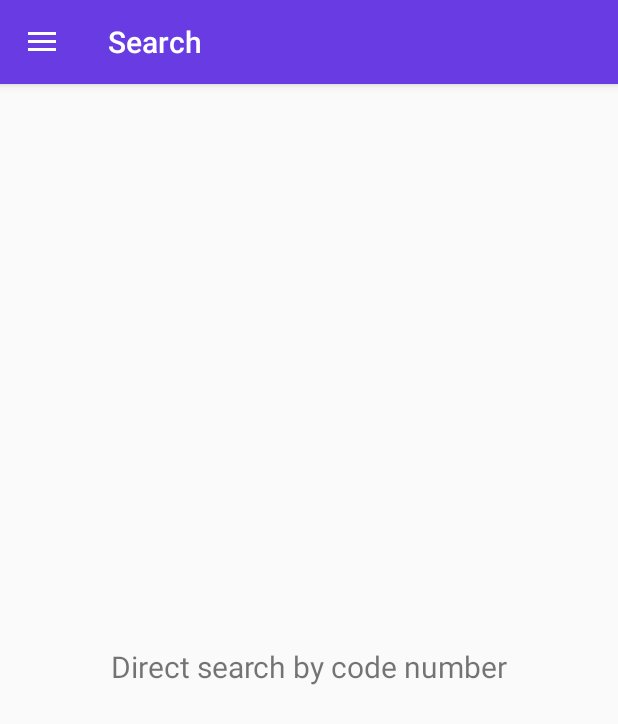
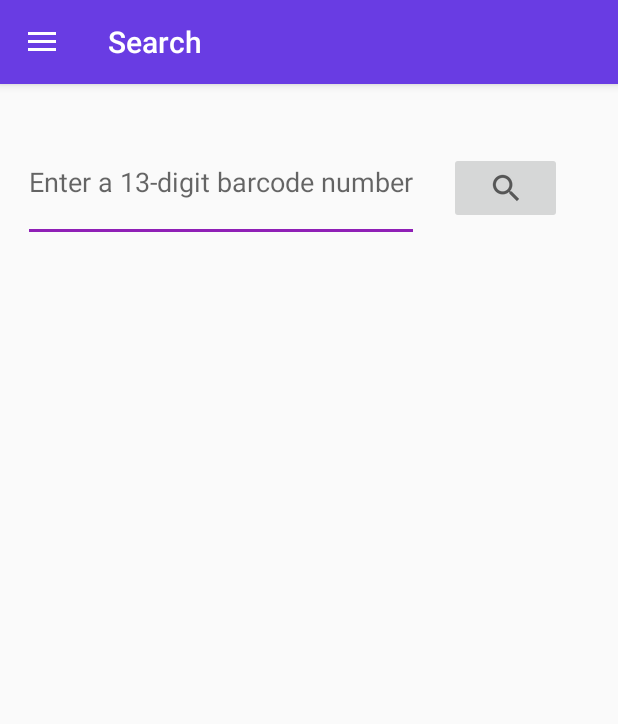
Before and after one commit to Haejoon0313/2020_Fall_Barcode_Reader, an Android app: the screen it shows after launch (MainActivity), in the side drawer, after a tap on "Direct search", on a phone screen of 412 x 824 dp. Shown: the top 724 px of the screen. Run offline under Robolectric (Android 15) with nearby library versions, the light colour scheme and no system bars; our stand-ins replace navigation-ui; libraries missing offline, so code that uses them is left out: com.google.zxing.integration; 1 statement that could not run was skipped.

Commit message:
Added: Move to Github, Direct Search by number

```diff
--- a/app/src/main/AndroidManifest.xml
+++ b/app/src/main/AndroidManifest.xml
@@ -12,14 +12,14 @@
         android:allowBackup="true"
         android:hardwareAccelerated="true"
         android:icon="@mipmap/ic_launcher"
-        android:label="barcodeReader"
+        android:label="BarcodeReader"
         android:roundIcon="@mipmap/ic_launcher_round"
         android:supportsRtl="true"
         android:theme="@style/AppTheme"
         android:usesCleartextTraffic="true">
         <activity
             android:name=".MainActivity"
-            android:label="MainActivity"
+            android:label="BarcodeReader"
             android:theme="@style/AppTheme.NoActionBar">
             <intent-filter>
                 <action android:name="android.intent.action.MAIN" />
--- a/app/src/main/java/com/example/barcodereader/ui/github/GithubFragment.java
+++ b/app/src/main/java/com/example/barcodereader/ui/github/GithubFragment.java
@@ -1,5 +1,7 @@
 package com.example.barcodereader.ui.github;
 
+import android.content.Intent;
+import android.net.Uri;
 import android.os.Bundle;
 import android.view.LayoutInflater;
 import android.view.View;
@@ -18,6 +20,14 @@ public class GithubFragment extends Fragment {
 
     private GithubViewModel githubViewModel;
 
+    @Override
+    public void onCreate(@Nullable Bundle savedInstanceState) {
+        super.onCreate(savedInstanceState);
+        String address = "https://github.com/Haejoon0313/2020_Fall_Barcode_Reader";
+        Intent OpenGitPage = new Intent(Intent.ACTION_VIEW, Uri.parse(address));
+        startActivity(OpenGitPage);
+    }
+
     public View onCreateView(@NonNull LayoutInflater inflater,
                              ViewGroup container, Bundle savedInstanceState) {
         githubViewModel =
--- a/app/src/main/java/com/example/barcodereader/ui/home/HomeFragment.java
+++ b/app/src/main/java/com/example/barcodereader/ui/home/HomeFragment.java
@@ -21,12 +21,9 @@ import com.google.zxing.integration.android.IntentResult;
 
 public class HomeFragment extends Fragment {
 
-    private HomeViewModel homeViewModel;
-
     public View onCreateView(@NonNull LayoutInflater inflater,
                              ViewGroup container, Bundle savedInstanceState) {
-        homeViewModel =
-                ViewModelProviders.of(this).get(HomeViewModel.class);
+
         View root = inflater.inflate(R.layout.fragment_home, container, false);
         Button scan = root.findViewById(R.id.scan_button);
         scan.setOnClickListener(v -> BarcodeScan());
--- a/app/src/main/java/com/example/barcodereader/ui/home/HomeViewModel.java
+++ /dev/null
@@ -1,19 +0,0 @@
-package com.example.barcodereader.ui.home;
-
-import androidx.lifecycle.LiveData;
-import androidx.lifecycle.MutableLiveData;
-import androidx.lifecycle.ViewModel;
-
-public class HomeViewModel extends ViewModel {
-
-    private MutableLiveData<String> mText;
-
-    public HomeViewModel() {
-        mText = new MutableLiveData<>();
-        mText.setValue("This is scanner fragment");
-    }
-
-    public LiveData<String> getText() {
-        return mText;
-    }
-}
--- a/app/src/main/java/com/example/barcodereader/ui/search/SearchFragment.java
+++ b/app/src/main/java/com/example/barcodereader/ui/search/SearchFragment.java
@@ -1,10 +1,16 @@
 package com.example.barcodereader.ui.search;
 
+import android.content.DialogInterface;
+import android.media.Image;
 import android.os.Bundle;
 import android.view.LayoutInflater;
 import android.view.View;
 import android.view.ViewGroup;
+import android.widget.Button;
+import android.widget.EditText;
+import android.widget.ImageButton;
 import android.widget.TextView;
+import android.widget.Toast;
 
 import androidx.annotation.NonNull;
 import androidx.annotation.Nullable;
@@ -16,20 +22,23 @@ import com.example.barcodereader.R;
 
 public class SearchFragment extends Fragment {
 
-    private SearchViewModel searchViewModel;
-
     public View onCreateView(@NonNull LayoutInflater inflater,
                              ViewGroup container, Bundle savedInstanceState) {
-        searchViewModel =
-                ViewModelProviders.of(this).get(SearchViewModel.class);
         View root = inflater.inflate(R.layout.fragment_search, container, false);
-        final TextView textView = root.findViewById(R.id.text_search);
-        searchViewModel.getText().observe(getViewLifecycleOwner(), new Observer<String>() {
-            @Override
-            public void onChanged(@Nullable String s) {
-                textView.setText(s);
+
+        final EditText editText = root.findViewById(R.id.edit_text);
+        final ImageButton searchButton = root.findViewById(R.id.image_button);
+
+        searchButton.setOnClickListener(v -> {
+            String number = editText.getText().toString();
+            if (number.length() != 13) {
+                Toast.makeText(getActivity(), "Input should be a 13-digit number", Toast.LENGTH_SHORT).show();
+            } else {
+                Toast.makeText(getActivity(), "바코드 정보:" + number, Toast.LENGTH_SHORT).show();
             }
         });
+
         return root;
     }
+
 }
--- a/app/src/main/java/com/example/barcodereader/ui/search/SearchViewModel.java
+++ /dev/null
@@ -1,19 +0,0 @@
-package com.example.barcodereader.ui.search;
-
-import androidx.lifecycle.LiveData;
-import androidx.lifecycle.MutableLiveData;
-import androidx.lifecycle.ViewModel;
-
-public class SearchViewModel extends ViewModel {
-
-    private MutableLiveData<String> mText;
-
-    public SearchViewModel() {
-        mText = new MutableLiveData<>();
-        mText.setValue("Direct search by code number");
-    }
-
-    public LiveData<String> getText() {
-        return mText;
-    }
-}
--- a/app/src/main/res/layout/fragment_search.xml
+++ b/app/src/main/res/layout/fragment_search.xml
@@ -1,22 +1,27 @@
 <?xml version="1.0" encoding="utf-8"?>
-<androidx.constraintlayout.widget.ConstraintLayout xmlns:android="http://schemas.android.com/apk/res/android"
+<LinearLayout xmlns:android="http://schemas.android.com/apk/res/android"
     xmlns:app="http://schemas.android.com/apk/res-auto"
     xmlns:tools="http://schemas.android.com/tools"
     android:layout_width="match_parent"
     android:layout_height="match_parent"
+    android:padding="15dp"
+    android:layout_marginTop="10dp"
+    android:orientation="horizontal"
     tools:context=".ui.search.SearchFragment">
 
-    <TextView
-        android:id="@+id/text_search"
-        android:layout_width="match_parent"
+    <EditText
+        android:layout_width="wrap_content"
+        android:layout_height="80dp"
+        android:id="@+id/edit_text"
+        android:hint="Enter a 13-digit barcode number"/>
+
+    <ImageButton
+        android:id="@+id/image_button"
+        android:layout_width="75dp"
         android:layout_height="wrap_content"
-        android:layout_marginStart="8dp"
-        android:layout_marginTop="8dp"
-        android:layout_marginEnd="8dp"
-        android:textAlignment="center"
-        android:textSize="20sp"
-        app:layout_constraintBottom_toBottomOf="parent"
-        app:layout_constraintEnd_toEndOf="parent"
-        app:layout_constraintStart_toStartOf="parent"
-        app:layout_constraintTop_toTopOf="parent" />
-</androidx.constraintlayout.widget.ConstraintLayout>
+        android:layout_marginLeft="20dp"
+        android:layout_marginTop="20dp"
+        android:padding="12dp"
+        android:src="?android:attr/actionModeWebSearchDrawable"/>
+
+</LinearLayout>
```
